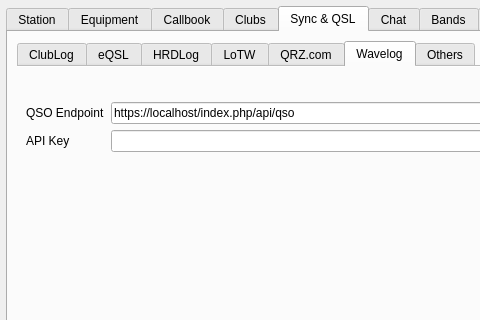
Above: ui/SettingsDialog.ui from foldynl/QLog before the change; both pictures show x 0 to 480 and y 0 to 320 of the 770 by 796 pixel window. Below: the same form after it.
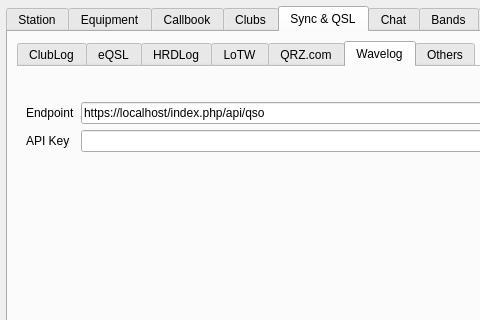
That is the form after the change. The open tabs and pages were chosen to show the change. Icons and pictures are not drawn. Custom widgets are drawn as their Qt base class.

Commit message: Settings: Renames Wavelog Endpoint

What changed in the file:
```diff
--- a/ui/SettingsDialog.ui
+++ b/ui/SettingsDialog.ui
@@ -3812,7 +3812,7 @@
            <item row="1" column="0">
             <widget class="QLabel" name="wavelogAddQSOEndpointLabel">
              <property name="text">
-              <string>QSO Endpoint</string>
+              <string>Endpoint</string>
              </property>
             </widget>
            </item>
```
Left out of the diff: 4 changed lines with no effect on the pictures.
